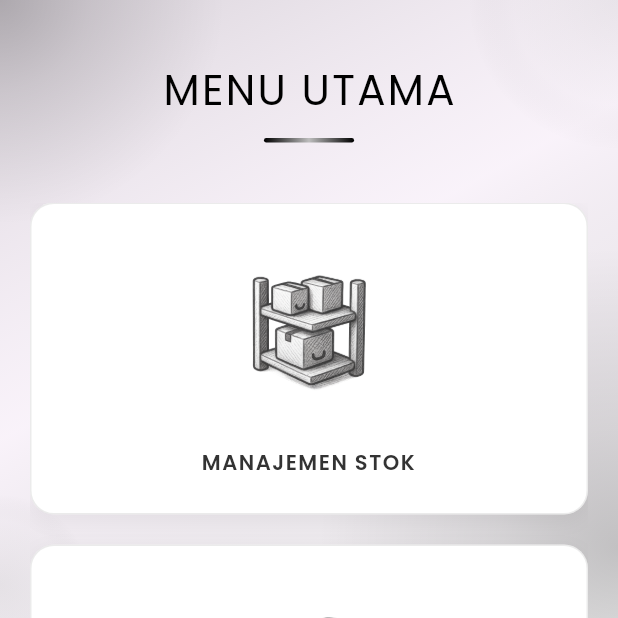
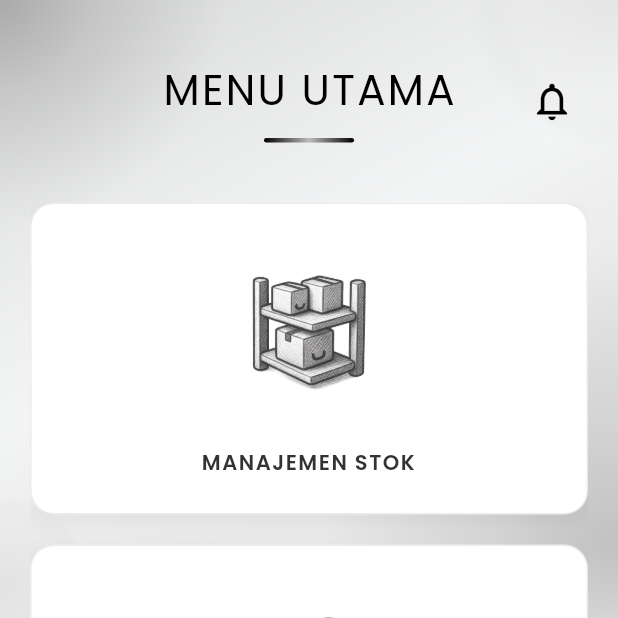
Before and after one commit to SulTenZ/APL-Smartstock-Mobile, a Flutter app: the HomeView screen opened by its route, on a phone screen of 412 x 824 dp, the top half of it. Run offline on Flutter 3.47's test engine with Material 3 defaults, Android fonts, the phone set to English and light mode, and no system bars; drawn by our look-alikes of flutter_animate; our stand-ins replace confetti, flutter_dotenv, google_fonts, image_picker, shared_preferences; missing offline and left inert: month_year_picker, onesignal_flutter; accounts and stored records are empty; network calls fail.

Commit message:
fitur 4/4 done (push notification)

```diff
--- a/lib/data/api/api_endpoint.dart
+++ b/lib/data/api/api_endpoint.dart
@@ -63,4 +63,9 @@ class ApiEndpoint {
   // Reports
   static const financialSummary = "${ApiConstant.baseUrl}/reports/financial-summary";
   static const downloadFinancialSummary = "${ApiConstant.baseUrl}/reports/financial-summary/download";
+
+  // Notification
+  static const String notifications = "${ApiConstant.baseUrl}/notifications";
+  static const String markAllNotificationsAsRead = "${ApiConstant.baseUrl}/notifications/read-all";
+  static String markNotificationAsRead(String id) => "${ApiConstant.baseUrl}/notifications/$id/read";
 }
--- a/lib/features/home/home_controller.dart
+++ b/lib/features/home/home_controller.dart
@@ -1,18 +1,43 @@
 // lib/features/home/home_controller.dart
 import 'package:flutter/material.dart';
 import 'package:shared_preferences/shared_preferences.dart';
+import '../../data/services/notification_service.dart';
 
 class HomeController extends ChangeNotifier {
   String _userName = '';
   String get userName => _userName;
 
+  int _unreadCount = 0;
+  int get unreadCount => _unreadCount;
+
+  final NotificationService _notificationService = NotificationService();
+
   HomeController() {
-    loadUserName();
+    loadData();
   }
 
+  // Metode yang sudah ada
   Future<void> loadUserName() async {
     final prefs = await SharedPreferences.getInstance();
     _userName = prefs.getString('userName') ?? 'Pengguna';
     notifyListeners();
   }
+
+  // Metode baru untuk mengambil data
+  Future<void> loadData() async {
+    await loadUserName();
+    await fetchUnreadCount();
+  }
+
+  // Metode baru untuk notifikasi
+  Future<void> fetchUnreadCount() async {
+    try {
+      final response = await _notificationService.getNotifications();
+      _unreadCount = response['data']['unreadCount'];
+    } catch (e) {
+      _unreadCount = 0; // Anggap 0 jika ada error
+      print("Gagal mengambil unread count: $e");
+    }
+    notifyListeners();
+  }
 }
--- a/lib/features/home/home_view.dart
+++ b/lib/features/home/home_view.dart
@@ -5,9 +5,9 @@ import 'package:provider/provider.dart';
 import 'dart:ui';
 import 'package:flutter_animate/flutter_animate.dart';
 import 'home_controller.dart';
-import '../../../common/widgets/custom_navbar.dart';
-import '../../../common/widgets/custom_menu_button.dart';
-import '../../../common/color/color_theme.dart';
+import '../../common/widgets/custom_navbar.dart';
+import '../../common/widgets/custom_menu_button.dart';
+import '../../common/color/color_theme.dart';
 
 class HomeView extends StatelessWidget {
   const HomeView({super.key});
@@ -34,13 +34,14 @@ class HomeView extends StatelessWidget {
           child: Stack(
             children: [
               _buildBackground(context),
-
               SafeArea(
                 child: Padding(
                   padding: const EdgeInsets.all(20),
                   child: Column(
                     children: [
-                      _buildHeader(),
+                      // --- HEADER DENGAN TOMBOL NOTIFIKASI ---
+                      _buildHeaderWithNotification(context),
+                      // ------------------------------------
                       Expanded(
                         child: SingleChildScrollView(
                           child: Column(
@@ -92,15 +93,24 @@ class HomeView extends StatelessWidget {
         bottomNavigationBar: CustomNavbar(
           currentIndex: 0,
           onTap: (index) {
+            // Logika navbar Anda tetap di sini
           },
         ),
       ),
     );
   }
 
-  Widget _buildHeader() {
+  // --- WIDGET HEADER BARU YANG MENGGANTIKAN _buildHeader LAMA ---
+  Widget _buildHeaderWithNotification(BuildContext context) {
     return Padding(
       padding: const EdgeInsets.only(bottom: 40, top: 20),
+      child: Row(
+        crossAxisAlignment: CrossAxisAlignment.center,
+        children: [
+          // Expanded agar title tetap di tengah
+          const Spacer(),
+          Expanded(
+            flex: 4,
             child: Column(
               children: [
                 Text(
@@ -129,8 +139,51 @@ class HomeView extends StatelessWidget {
                 ),
               ],
             ),
+          ),
+          // Spacer untuk menyeimbangkan dan mendorong tombol ke kanan
+          Expanded(
+            flex: 1,
+            child: Align(
+              alignment: Alignment.centerRight,
+              child: Consumer<HomeController>(
+                builder: (context, controller, child) {
+                  return Stack(
+                    alignment: Alignment.topRight,
+                    children: [
+                      IconButton(
+                        icon: const Icon(Icons.notifications_outlined, size: 30, color: Color(ColorTheme.primaryColor)),
+                        onPressed: () async {
+                          await Navigator.pushNamed(context, '/notifications');
+                          controller.fetchUnreadCount();
+                        },
+                      ),
+                      if (controller.unreadCount > 0)
+                        Container(
+                           padding: const EdgeInsets.all(4),
+                           decoration: const BoxDecoration(
+                            color: Colors.red,
+                            shape: BoxShape.circle,
+                          ),
+                          child: Text(
+                            '${controller.unreadCount}',
+                            style: const TextStyle(
+                              color: Colors.white,
+                              fontSize: 10,
+                              fontWeight: FontWeight.bold,
+                            ),
+                          ),
+                        ),
+                    ],
+                  );
+                },
+              ),
+            ),
+          ),
+        ],
+      ),
     );
   }
+
 
   Widget _buildBackground(BuildContext context) {
     return Stack(
```
Also changed, not shown: lib/data/services/notification_service.dart (added, +74 -0 lines), lib/features/notification/notification_controller.dart (added, +64 -0 lines), lib/features/notification/notification_view.dart (added, +153 -0 lines), lib/main.dart (+22 -6 lines). Lines whose indentation alone changed are shown as unchanged.
